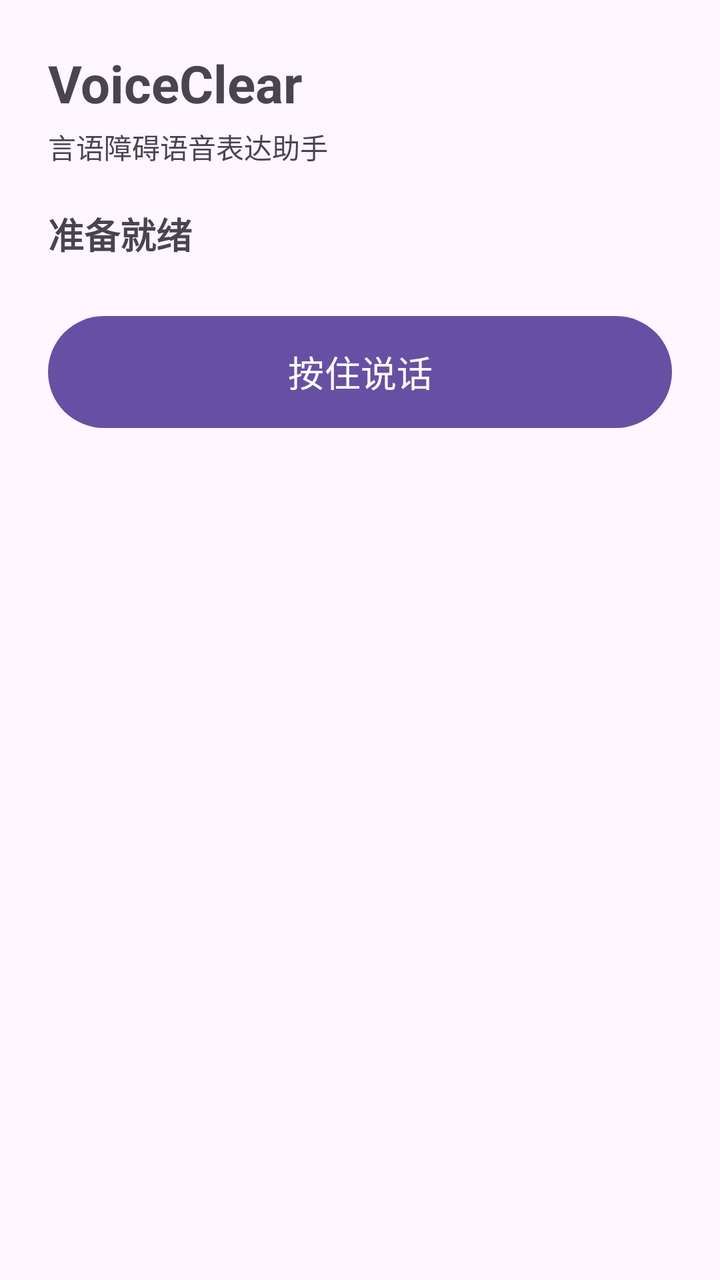
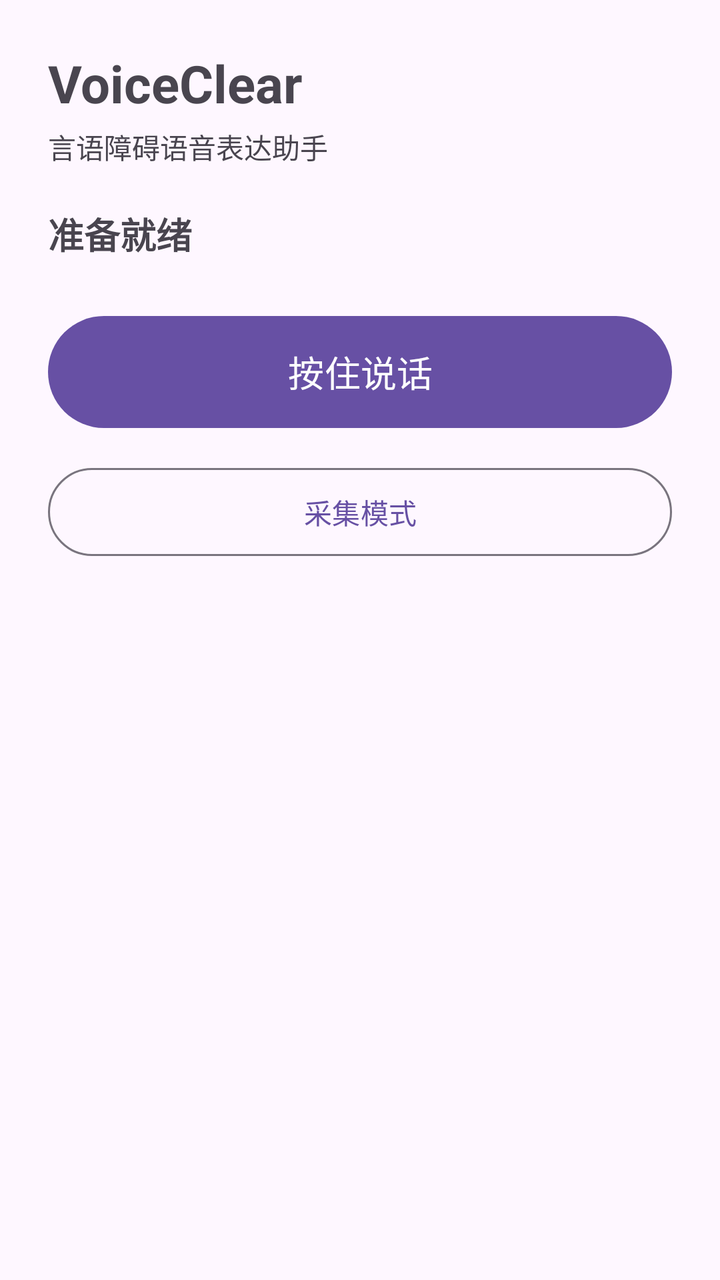

The first picture is an Android layout as it rendered before a commit; the second is the same layout after the commit. The layout source and the unified diff follow.
<!-- AndroidManifest.xml: application theme Theme.VoiceClear -->
<!-- res/layout/activity_main.xml -->
<?xml version="1.0" encoding="utf-8"?>
<ScrollView xmlns:android="http://schemas.android.com/apk/res/android"
    xmlns:app="http://schemas.android.com/apk/res-auto"
    xmlns:tools="http://schemas.android.com/tools"
    android:layout_width="match_parent"
    android:layout_height="match_parent"
    android:fillViewport="true">

    <LinearLayout
        android:layout_width="match_parent"
        android:layout_height="wrap_content"
        android:orientation="vertical"
        android:padding="24dp">

        <TextView
            android:id="@+id/appTitle"
            android:layout_width="match_parent"
            android:layout_height="wrap_content"
            android:text="@string/app_name"
            android:textSize="26sp"
            android:textStyle="bold" />

        <TextView
            android:id="@+id/appTagline"
            android:layout_width="match_parent"
            android:layout_height="wrap_content"
            android:layout_marginTop="4dp"
            android:text="@string/app_tagline"
            android:textSize="14sp" />

        <TextView
            android:id="@+id/stateText"
            android:layout_width="match_parent"
            android:layout_height="wrap_content"
            android:layout_marginTop="20dp"
            android:accessibilityLiveRegion="polite"
            android:text="@string/state_idle"
            android:textSize="18sp"
            android:textStyle="bold" />

        <TextView
            android:id="@+id/warningText"
            android:layout_width="match_parent"
            android:layout_height="wrap_content"
            android:layout_marginTop="12dp"
            android:textColor="#B3261E"
            android:textSize="14sp"
            android:visibility="gone" />

        <com.google.android.material.button.MaterialButton
            android:id="@+id/recordButton"
            android:layout_width="match_parent"
            android:layout_height="wrap_content"
            android:layout_marginTop="24dp"
            android:minHeight="64dp"
            android:text="@string/btn_start"
            android:textSize="18sp" />

        <com.google.android.material.button.MaterialButton
            android:id="@+id/confirmButton"
            android:layout_width="match_parent"
            android:layout_height="wrap_content"
            android:layout_marginTop="12dp"
            android:minHeight="56dp"
            android:text="@string/btn_confirm"
            android:visibility="gone" />

        <com.google.android.material.button.MaterialButton
            android:id="@+id/originalButton"
            android:layout_width="match_parent"
            android:layout_height="wrap_content"
            android:layout_marginTop="12dp"
            android:minHeight="56dp"
            android:text="@string/btn_play_original"
            android:visibility="gone" />

        <com.google.android.material.button.MaterialButton
            android:id="@+id/cancelButton"
            android:layout_width="match_parent"
            android:layout_height="wrap_content"
            android:layout_marginTop="12dp"
            android:minHeight="56dp"
            android:text="@string/btn_cancel"
            android:visibility="gone" />

        <TextView
            android:id="@+id/textLabel"
            android:layout_width="match_parent"
            android:layout_height="wrap_content"
            android:layout_marginTop="24dp"
            android:text="@string/label_recognized_text"
            android:textSize="14sp"
            android:visibility="gone" />

        <EditText
            android:id="@+id/recognizedText"
            android:layout_width="match_parent"
            android:layout_height="wrap_content"
            android:layout_marginTop="8dp"
            android:autofillHints="none"
            android:gravity="top|start"
            android:hint="@string/hint_recognized_text"
            android:inputType="textMultiLine"
            android:minLines="3"
            android:textSize="18sp"
            android:visibility="gone" />

        <TextView
            android:id="@+id/confidenceText"
            android:layout_width="match_parent"
            android:layout_height="wrap_content"
            android:layout_marginTop="12dp"
            android:textSize="13sp"
            android:visibility="gone" />

    </LinearLayout>
</ScrollView>
<!-- resources referenced by this layout -->
<resources>
  <string name="app_name">VoiceClear</string>
  <string name="app_tagline">言语障碍语音表达助手</string>
  <string name="btn_cancel">取消</string>
  <string name="btn_confirm">确认并播放</string>
  <string name="btn_play_original">播放原始语音</string>
  <string name="btn_start">按住说话</string>
  <string name="hint_recognized_text">请确认或修改识别出的文字</string>
  <string name="label_recognized_text">识别文本（可修改）</string>
  <string name="state_idle">准备就绪</string>
  <style name="Theme.VoiceClear" parent="Theme.Material3.DayNight.NoActionBar" />
</resources>

<!-- the commit's change to res/layout/activity_main.xml (unified diff, before → after) -->
@@ -55,6 +55,15 @@
             android:minHeight="64dp"
             android:text="@string/btn_start"
             android:textSize="18sp" />
+
+        <com.google.android.material.button.MaterialButton
+            android:id="@+id/captureModeButton"
+            style="@style/Widget.Material3.Button.OutlinedButton"
+            android:layout_width="match_parent"
+            android:layout_height="wrap_content"
+            android:layout_marginTop="12dp"
+            android:minHeight="52dp"
+            android:text="@string/capture_title" />
 
         <com.google.android.material.button.MaterialButton
             android:id="@+id/confirmButton"
<!-- resource entries referenced after the edit -->
@@ -6,6 +6,7 @@
   <string name="btn_confirm">确认并播放</string>
   <string name="btn_play_original">播放原始语音</string>
   <string name="btn_start">按住说话</string>
+  <string name="capture_title">采集模式</string>
   <string name="hint_recognized_text">请确认或修改识别出的文字</string>
   <string name="label_recognized_text">识别文本（可修改）</string>
   <string name="state_idle">准备就绪</string>
